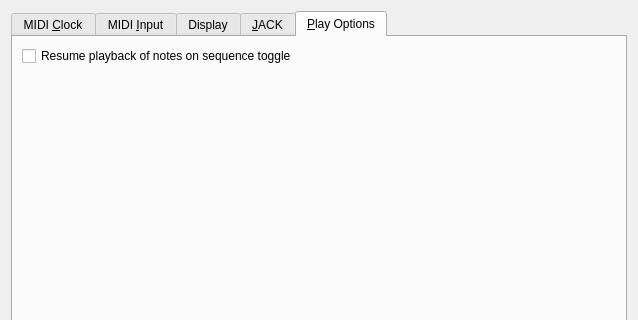
First picture: the form in seq_qt5/forms/qseditoptions.ui, repository ahlstromcj/seq66, before the edit; both pictures show x 0 to 638 and y 0 to 320 of the 638 by 672 pixel window.
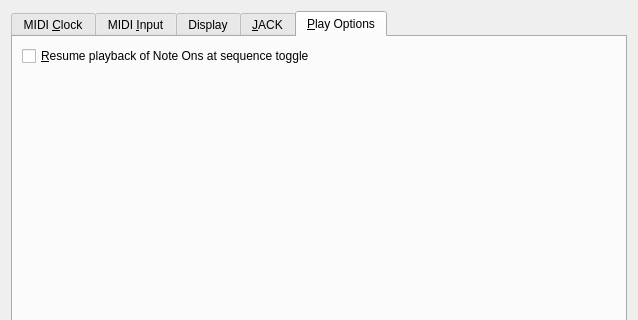
Second picture: the form after the edit. The open tabs and pages were chosen to show the change.

Diff of the .ui file:
```diff
--- a/seq_qt5/forms/qseditoptions.ui
+++ b/seq_qt5/forms/qseditoptions.ui
@@ -438,7 +438,7 @@
        <item>
         <widget class="QCheckBox" name="chkNoteResume">
          <property name="text">
-          <string>Resume playback of notes on sequence toggle</string>
+          <string>&amp;Resume playback of Note Ons at sequence toggle</string>
          </property>
         </widget>
        </item>
```
